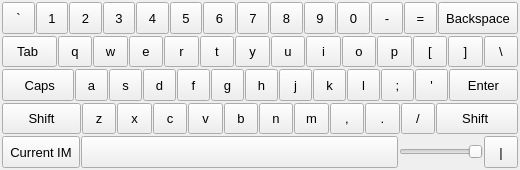
Qt form qin/src/QVirtualKeyboard.ui (aitjcize/Qin) before a commit.
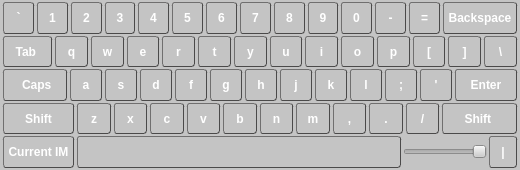
The same form after that commit.

Commit message: Qin: use ui file to store stylesheets

The edit to the form file:
```diff
--- a/qin/src/QVirtualKeyboard.ui
+++ b/qin/src/QVirtualKeyboard.ui
@@ -25,6 +25,37 @@
   <property name="windowTitle">
    <string>Form</string>
   </property>
+  <property name="styleSheet">
+   <string notr="true">QWidget {
+    background: #C4C4C4;
+}
+
+QToolButton {
+    min-height: 1.5em;
+    font: 1em;
+    font-weight: bold;
+    margin: 0 1px 0 1px;
+    color: white;
+    background-color: qlineargradient(x1: 0, y1: 0, x2: 0, y2: 1,
+                                      stop: 0 #707070, stop: 1 #353434);
+    border-style: outset;
+    border-radius: 3px;
+    border-width: 1px;
+    border-color: #4b4a4a;
+}
+ 
+/* This is style when button is pressed */
+QToolButton:pressed {
+    background-color: qlineargradient(x1: 0, y1: 0, x2: 0, y2: 1,
+                                      stop: 0 #74c200, stop: 1 #3ca700);
+}
+
+QToolButton:on {
+    background-color: qlineargradient(x1: 0, y1: 0, x2: 0, y2: 1,
+                                      stop: 0 #74c200, stop: 1 #3ca700);
+}
+</string>
+  </property>
   <layout class="QVBoxLayout" name="verticalLayout">
    <property name="spacing">
     <number>0</number>
@@ -61,7 +92,9 @@
          </property>
          <property name="font">
           <font>
-           <pointsize>10</pointsize>
+           <weight>75</weight>
+           <italic>false</italic>
+           <bold>true</bold>
           </font>
          </property>
          <property name="accessibleName">
@@ -85,7 +118,9 @@
          </property>
          <property name="font">
           <font>
-           <pointsize>10</pointsize>
+           <weight>75</weight>
+           <italic>false</italic>
+           <bold>true</bold>
           </font>
          </property>
          <property name="accessibleName">
@@ -109,7 +144,9 @@
          </property>
          <property name="font">
           <font>
-           <pointsize>10</pointsize>
+           <weight>75</weight>
+           <italic>false</italic>
+           <bold>true</bold>
           </font>
          </property>
          <property name="accessibleName">
@@ -133,7 +170,9 @@
          </property>
          <property name="font">
           <font>
-           <pointsize>10</pointsize>
+           <weight>75</weight>
+           <italic>false</italic>
+           <bold>true</bold>
           </font>
          </property>
          <property name="accessibleName">
@@ -157,7 +196,9 @@
          </property>
          <property name="font">
           <font>
-           <pointsize>10</pointsize>
+           <weight>75</weight>
+           <italic>false</italic>
+           <bold>true</bold>
           </font>
          </property>
          <property name="accessibleName">
@@ -181,7 +222,9 @@
          </property>
          <property name="font">
           <font>
-           <pointsize>10</pointsize>
+           <weight>75</weight>
+           <italic>false</italic>
+           <bold>true</bold>
           </font>
          </property>
          <property name="accessibleName">
@@ -205,7 +248,9 @@
          </property>
          <property name="font">
           <font>
-           <pointsize>10</pointsize>
+           <weight>75</weight>
+           <italic>false</italic>
+           <bold>true</bold>
           </font>
          </property>
          <property name="accessibleName">
@@ -229,7 +274,9 @@
          </property>
          <property name="font">
           <font>
-           <pointsize>10</pointsize>
+           <weight>75</weight>
+           <italic>false</italic>
+           <bold>true</bold>
           </font>
          </property>
          <property name="accessibleName">
@@ -253,7 +300,9 @@
          </property>
          <property name="font">
           <font>
-           <pointsize>10</pointsize>
+           <weight>75</weight>
+           <italic>false</italic>
+           <bold>true</bold>
           </font>
          </property>
          <property name="accessibleName">
@@ -277,7 +326,9 @@
          </property>
          <property name="font">
           <font>
-           <pointsize>10</pointsize>
+           <weight>75</weight>
+           <italic>false</italic>
+           <bold>true</bold>
           </font>
          </property>
          <property name="accessibleName">
@@ -301,7 +352,9 @@
          </property>
          <property name="font">
           <font>
-           <pointsize>10</pointsize>
+           <weight>75</weight>
+           <italic>false</italic>
+           <bold>true</bold>
           </font>
          </property>
          <property name="accessibleName">
@@ -325,7 +378,9 @@
          </property>
          <property name="font">
           <font>
-           <pointsize>10</pointsize>
+           <weight>75</weight>
+           <italic>false</italic>
+           <bold>true</bold>
           </font>
          </property>
          <property name="accessibleName">
@@ -349,7 +404,9 @@
          </property>
          <property name="font">
           <font>
-           <pointsize>10</pointsize>
+           <weight>75</weight>
+           <italic>false</italic>
+           <bold>true</bold>
           </font>
          </property>
          <property name="accessibleName">
@@ -373,7 +430,9 @@
          </property>
          <property name="font">
           <font>
-           <pointsize>10</pointsize>
+           <weight>75</weight>
+           <italic>false</italic>
+           <bold>true</bold>
           </font>
          </property>
          <property name="accessibleName">
@@ -404,7 +463,9 @@
          </property>
          <property name="font">
           <font>
-           <pointsize>10</pointsize>
+           <weight>75</weight>
+           <italic>false</italic>
+           <bold>true</bold>
           </font>
          </property>
          <property name="accessibleName">
@@ -428,7 +489,9 @@
          </property>
          <property name="font">
           <font>
-           <pointsize>10</pointsize>
+           <weight>75</weight>
+           <italic>false</italic>
+           <bold>true</bold>
           </font>
          </property>
          <property name="accessibleName">
@@ -452,7 +515,9 @@
          </property>
          <property name="font">
           <font>
-           <pointsize>10</pointsize>
+           <weight>75</weight>
+           <italic>false</italic>
+           <bold>true</bold>
           </font>
          </property>
          <property name="accessibleName">
@@ -476,7 +541,9 @@
          </property>
          <property name="font">
           <font>
-           <pointsize>10</pointsize>
+           <weight>75</weight>
+           <italic>false</italic>
+           <bold>true</bold>
           </font>
          </property>
          <property name="accessibleName">
@@ -500,7 +567,9 @@
          </property>
          <property name="font">
           <font>
-           <pointsize>10</pointsize>
+           <weight>75</weight>
+           <italic>false</italic>
+           <bold>true</bold>
           </font>
          </property>
          <property name="accessibleName">
@@ -524,7 +593,9 @@
          </property>
          <property name="font">
           <font>
-           <pointsize>10</pointsize>
+           <weight>75</weight>
+           <italic>false</italic>
+           <bold>true</bold>
           </font>
          </property>
          <property name="accessibleName">
@@ -548,7 +619,9 @@
          </property>
          <property name="font">
           <font>
-           <pointsize>10</pointsize>
+           <weight>75</weight>
+           <italic>false</italic>
+           <bold>true</bold>
           </font>
          </property>
          <property name="accessibleName">
@@ -572,7 +645,9 @@
          </property>
          <property name="font">
           <font>
-           <pointsize>10</pointsize>
+           <weight>75</weight>
+           <italic>false</italic>
+           <bold>true</bold>
           </font>
          </property>
          <property name="accessibleName">
@@ -596,7 +671,9 @@
          </property>
          <property name="font">
           <font>
-           <pointsize>10</pointsize>
+           <weight>75</weight>
+           <italic>false</italic>
+           <bold>true</bold>
           </font>
          </property>
          <property name="accessibleName">
@@ -620,7 +697,9 @@
          </property>
          <property name="font">
           <font>
-           <pointsize>10</pointsize>
+           <weight>75</weight>
+           <italic>false</italic>
+           <bold>true</bold>
           </font>
          </property>
          <property name="accessibleName">
@@ -644,7 +723,9 @@
          </property>
          <property name="font">
           <font>
-           <pointsize>10</pointsize>
+           <weight>75</weight>
+           <italic>false</italic>
+           <bold>true</bold>
           </font>
          </property>
          <property name="accessibleName">
@@ -668,7 +749,9 @@
          </property>
          <property name="font">
           <font>
-           <pointsize>10</pointsize>
+           <weight>75</weight>
+           <italic>false</italic>
+           <bold>true</bold>
           </font>
          </property>
          <property name="accessibleName">
@@ -692,7 +775,9 @@
          </property>
          <property name="font">
           <font>
-           <pointsize>10</pointsize>
+           <weight>75</weight>
+           <italic>false</italic>
+           <bold>true</bold>
           </font>
          </property>
          <property name="accessibleName">
@@ -716,7 +801,9 @@
          </property>
          <property name="font">
           <font>
-           <pointsize>10</pointsize>
+           <weight>75</weight>
+           <italic>false</italic>
+           <bold>true</bold>
           </font>
          </property>
          <property name="accessibleName">
@@ -747,7 +834,9 @@
          </property>
          <property name="font">
           <font>
-           <pointsize>10</pointsize>
+           <weight>75</weight>
+           <italic>false</italic>
+           <bold>true</bold>
           </font>
          </property>
          <property name="accessibleName">
@@ -774,7 +863,9 @@
          </property>
          <property name="font">
           <font>
-           <pointsize>10</pointsize>
+           <weight>75</weight>
+           <italic>false</italic>
+           <bold>true</bold>
           </font>
          </property>
          <property name="accessibleName">
@@ -798,7 +889,9 @@
          </property>
          <property name="font">
           <font>
-           <pointsize>10</pointsize>
+           <weight>75</weight>
+           <italic>false</italic>
+           <bold>true</bold>
           </font>
          </property>
          <property name="accessibleName">
@@ -822,7 +915,9 @@
          </property>
          <property name="font">
           <font>
-           <pointsize>10</pointsize>
+           <weight>75</weight>
+           <italic>false</italic>
+           <bold>true</bold>
           </font>
          </property>
          <property name="accessibleName">
@@ -846,7 +941,9 @@
          </property>
          <property name="font">
           <font>
-           <pointsize>10</pointsize>
+           <weight>75</weight>
+           <italic>false</italic>
+           <bold>true</bold>
           </font>
          </property>
          <property name="accessibleName">
@@ -870,7 +967,9 @@
          </property>
          <property name="font">
           <font>
-           <pointsize>10</pointsize>
+           <weight>75</weight>
+           <italic>false</italic>
+           <bold>true</bold>
           </font>
          </property>
          <property name="accessibleName">
@@ -894,7 +993,9 @@
          </property>
          <property name="font">
           <font>
-           <pointsize>10</pointsize>
+           <weight>75</weight>
+           <italic>false</italic>
+           <bold>true</bold>
           </font>
          </property>
          <property name="accessibleName">
@@ -918,7 +1019,9 @@
          </property>
          <property name="font">
           <font>
-           <pointsize>10</pointsize>
+           <weight>75</weight>
+           <italic>false</italic>
+           <bold>true</bold>
           </font>
          </property>
          <property name="accessibleName">
@@ -942,7 +1045,9 @@
          </property>
          <property name="font">
           <font>
-           <pointsize>10</pointsize>
+           <weight>75</weight>
+           <italic>false</italic>
+           <bold>true</bold>
           </font>
          </property>
          <property name="accessibleName">
@@ -966,7 +1071,9 @@
          </property>
          <property name="font">
           <font>
-           <pointsize>10</pointsize>
+           <weight>75</weight>
+           <italic>false</italic>
+           <bold>true</bold>
           </font>
          </property>
          <property name="accessibleName">
@@ -990,7 +1097,9 @@
          </property>
          <property name="font">
           <font>
-           <pointsize>10</pointsize>
+           <weight>75</weight>
+           <italic>false</italic>
+           <bold>true</bold>
           </font>
          </property>
          <property name="accessibleName">
@@ -1014,7 +1123,9 @@
          </property>
          <property name="font">
           <font>
-           <pointsize>10</pointsize>
+           <weight>75</weight>
+           <italic>false</italic>
+           <bold>true</bold>
           </font>
          </property>
          <property name="accessibleName">
@@ -1038,7 +1149,9 @@
          </property>
          <property name="font">
           <font>
-           <pointsize>10</pointsize>
+           <weight>75</weight>
+           <italic>false</italic>
+           <bold>true</bold>
           </font>
          </property>
          <property name="accessibleName">
@@ -1069,7 +1182,9 @@
          </property>
          <property name="font">
           <font>
-           <pointsize>10</pointsize>
+           <weight>75</weight>
+           <italic>false</italic>
+           <bold>true</bold>
           </font>
          </property>
          <property name="accessibleName">
@@ -1096,7 +1211,9 @@
          </property>
          <property name="font">
           <font>
-           <pointsize>10</pointsize>
+           <weight>75</weight>
+           <italic>false</italic>
+           <bold>true</bold>
           </font>
          </property>
          <property name="accessibleName">
@@ -1120,7 +1237,9 @@
          </property>
          <property name="font">
           <font>
-           <pointsize>10</pointsize>
+           <weight>75</weight>
+           <italic>false</italic>
+           <bold>true</bold>
           </font>
          </property>
          <property name="accessibleName">
@@ -1144,7 +1263,9 @@
          </property>
          <property name="font">
           <font>
-           <pointsize>10</pointsize>
+           <weight>75</weight>
+           <italic>false</italic>
+           <bold>true</bold>
           </font>
          </property>
          <property name="accessibleName">
@@ -1168,7 +1289,9 @@
          </property>
          <property name="font">
           <font>
-           <pointsize>10</pointsize>
+           <weight>75</weight>
+           <italic>false</italic>
+           <bold>true</bold>
           </font>
          </property>
          <property name="accessibleName">
@@ -1192,7 +1315,9 @@
          </property>
          <property name="font">
           <font>
-           <pointsize>10</pointsize>
+           <weight>75</weight>
+           <italic>false</italic>
+           <bold>true</bold>
           </font>
          </property>
          <property name="accessibleName">
@@ -1216,7 +1341,9 @@
          </property>
          <property name="font">
           <font>
-           <pointsize>10</pointsize>
+           <weight>75</weight>
+           <italic>false</italic>
+           <bold>true</bold>
           </font>
          </property>
          <property name="accessibleName">
@@ -1240,7 +1367,9 @@
          </property>
          <property name="font">
           <font>
-           <pointsize>10</pointsize>
+           <weight>75</weight>
+           <italic>false</italic>
+           <bold>true</bold>
           </font>
          </property>
          <property name="accessibleName">
@@ -1264,7 +1393,9 @@
          </property>
          <property name="font">
           <font>
-           <pointsize>10</pointsize>
+           <weight>75</weight>
+           <italic>false</italic>
+           <bold>true</bold>
           </font>
          </property>
          <property name="accessibleName">
@@ -1288,7 +1419,9 @@
          </property>
          <property name="font">
           <font>
-           <pointsize>10</pointsize>
+           <weight>75</weight>
+           <italic>false</italic>
+           <bold>true</bold>
           </font>
          </property>
          <property name="accessibleName">
@@ -1312,7 +1445,9 @@
          </property>
          <property name="font">
           <font>
-           <pointsize>10</pointsize>
+           <weight>75</weight>
+           <italic>false</italic>
+           <bold>true</bold>
           </font>
          </property>
          <property name="accessibleName">
@@ -1336,7 +1471,9 @@
          </property>
          <property name="font">
           <font>
-           <pointsize>10</pointsize>
+           <weight>75</weight>
+           <italic>false</italic>
+           <bold>true</bold>
           </font>
          </property>
          <property name="accessibleName">
@@ -1371,12 +1508,14 @@
          <property name="minimumSize">
           <size>
            <width>60</width>
-           <height>0</height>
+           <height>25</height>
           </size>
          </property>
          <property name="font">
           <font>
-           <pointsize>10</pointsize>
+           <weight>75</weight>
+           <italic>false</italic>
+           <bold>true</bold>
           </font>
          </property>
          <property name="text">
@@ -1394,7 +1533,9 @@
          </property>
          <property name="font">
           <font>
-           <pointsize>10</pointsize>
+           <weight>75</weight>
+           <italic>false</italic>
+           <bold>true</bold>
           </font>
          </property>
          <property name="accessibleName">
@@ -1434,7 +1575,9 @@
          </property>
          <property name="font">
           <font>
-           <pointsize>10</pointsize>
+           <weight>75</weight>
+           <italic>false</italic>
+           <bold>true</bold>
           </font>
          </property>
          <property name="accessibleName">
```
The commit also changes 3 other files.
